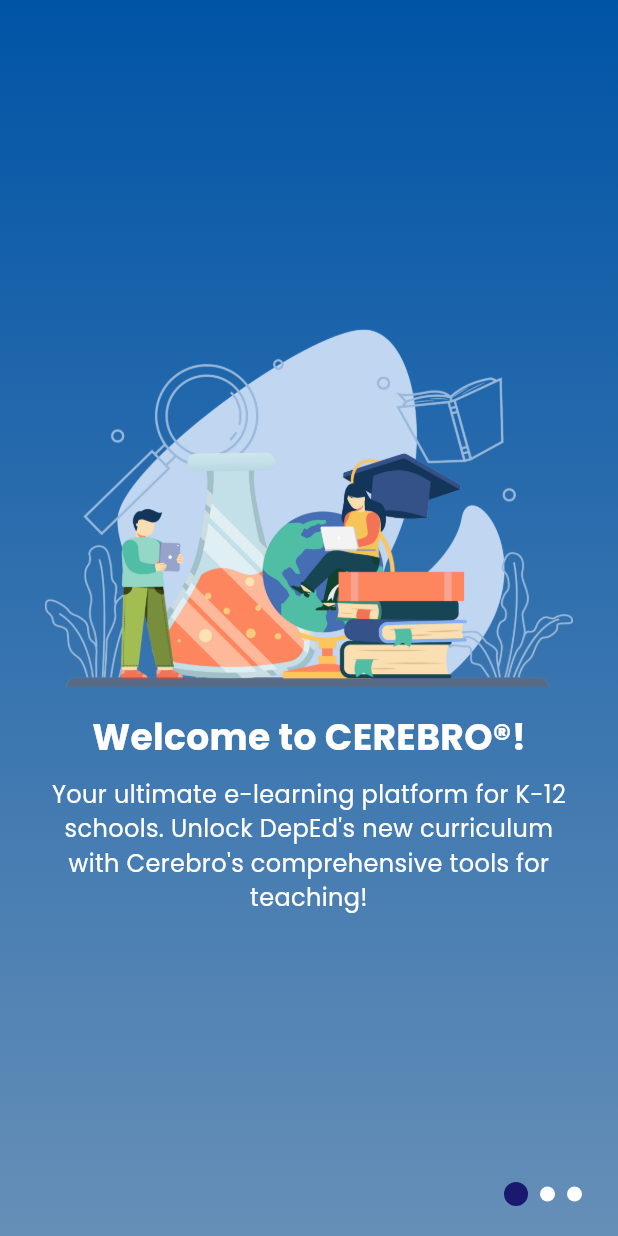
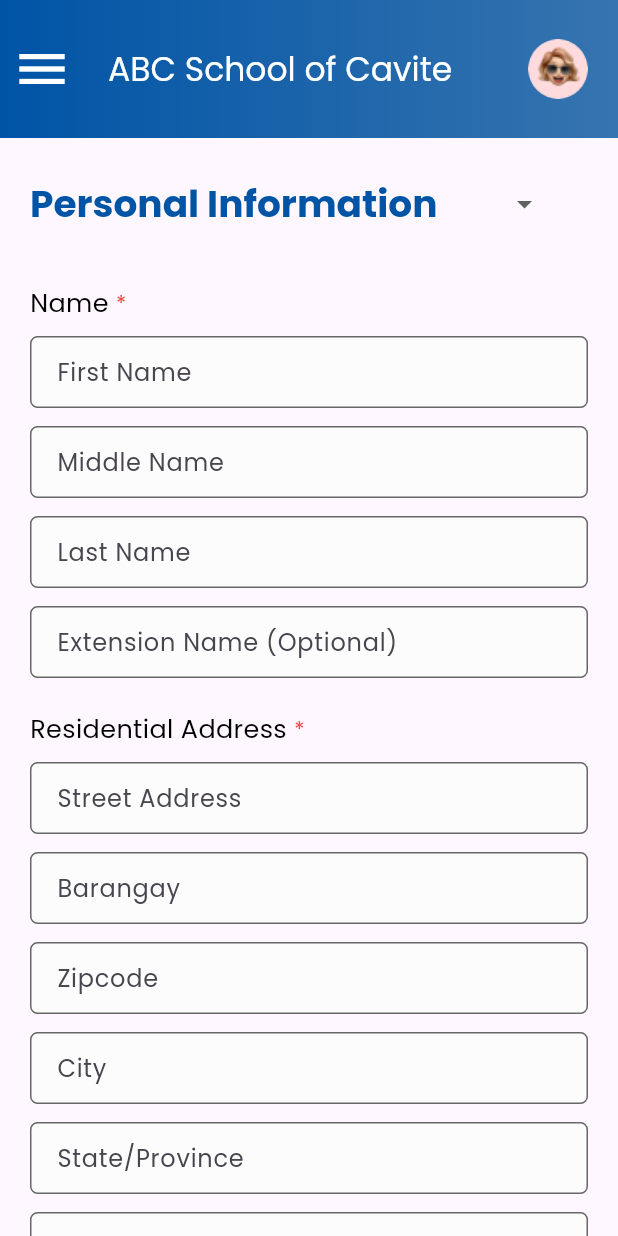
Before and after one commit to usernamesyd/cerebromob_clone, a Flutter app: the screen it shows after launch, on a phone screen of 412 x 824 dp. Run offline on Flutter 3.47's test engine with Material 3 defaults, Android fonts, the phone set to English and light mode, and no system bars; our stand-ins replace file_picker, firebase_auth, firebase_core, firebase_database; accounts and stored records are empty.

Commit message:
Profile
Student's Profile

```diff
--- a/lib/app.dart
+++ b/lib/app.dart
@@ -1,5 +1,6 @@
 import 'package:cerebro_mobile/pages/login/login_page.dart';
 import 'package:cerebro_mobile/pages/login/splash_page.dart';
+import 'package:cerebro_mobile/pages/profile/edit_profile.dart';
 import 'package:cerebro_mobile/theme/colors.dart';
 import 'package:flutter/material.dart';
 
@@ -14,7 +15,7 @@ class CerebroMobileApp extends StatelessWidget {
         fontFamily: 'Poppins',
         primaryColor: cerebroBlue100,
       ),
-      home: SplashPage(),
+      home: EditProfile(),
     );
   }
 }
--- /dev/null
+++ b/lib/atoms/cerebro_dropdown_btn.dart
@@ -0,0 +1,84 @@
+import 'package:flutter/material.dart';
+import'package:cerebro_mobile/theme/colors.dart';
+
+class CerebroDropdown extends StatefulWidget{
+  final List<String> items;
+  final String value;
+  final void Function(String?)? onChanged;
+
+ const CerebroDropdown({
+    super.key,
+    required this.items,
+    required this.value,
+    this.onChanged,
+  });
+
+  @override
+  _CerebroDropdownState createState() => _CerebroDropdownState();
+}
+
+class _CerebroDropdownState extends State<CerebroDropdown> {
+  @override
+  Widget build(BuildContext context) {
+    return DropdownButton<String>(
+      value: widget.value,
+      // icon: const Icon(Icons.arrow_downward),
+      style: const TextStyle(
+        color: Color(0xFF0054A6),
+        fontFamily: 'Poppins',
+        fontSize: 25,
+        fontWeight: FontWeight.bold,
+      ),
+      onChanged: widget.onChanged,
+      items: widget.items.map<DropdownMenuItem<String>>((String value) {
+        return DropdownMenuItem<String>(
+          value: value,
+          child: Text(value),
+        );
+      }).toList(),
+    );
+  }
+}
+
+class Itemdropdownbutton extends StatefulWidget{
+  final List<String> items;
+  final String value;
+  final void Function(String?)? onChanged;
+
+ const Itemdropdownbutton({
+    super.key,
+    required this.items,
+    required this.value,
+    this.onChanged,
+ });
+
+  @override
+ _ItemdropdownbuttonState createState() => _ItemdropdownbuttonState();
+  }
+
+  class _ItemdropdownbuttonState extends State<Itemdropdownbutton> {
+  @override
+  Widget build(BuildContext context) {
+    return DropdownButton <String>(
+      isExpanded: true,
+      value: widget.value,
+
+      style: const TextStyle(
+        color: cerebroGreyborder,
+        fontFamily: 'Poppins',
+        fontSize: 14,
+        fontWeight: FontWeight.w400,
+
+      ),
+      onChanged: widget.onChanged,
+      items: widget.items.map<DropdownMenuItem<String>>((String value) {
+
+        return DropdownMenuItem<String>(
+          value: value,
+          child: Text(value),
+
+        );
+      }).toList(),
+    );
+  }
+  }
--- a/lib/atoms/cerebro_textform_field.dart
+++ b/lib/atoms/cerebro_textform_field.dart
@@ -33,3 +33,92 @@ class CerebroTextFormField extends StatelessWidget {
     );
   }
 }
+
+class CerebroInputFormField extends StatelessWidget {
+  final TextEditingController controller;
+  final String text;
+  final IconData? icon;
+
+
+  const CerebroInputFormField({
+    super.key,
+    required this.controller,
+    required this.text,
+    this.icon,
+
+  });
+
+  @override
+  Widget build(BuildContext context) {
+    return SizedBox(
+       height: 60,
+
+
+        child: TextFormField(
+          controller: controller,
+
+          decoration: InputDecoration(
+             prefixIcon: icon != null ? Icon(icon,
+             color: cerebroBlue200,
+             ) : null,
+            contentPadding: EdgeInsets.symmetric(vertical: 10, horizontal: 14, ),
+            enabledBorder: OutlineInputBorder(
+              borderRadius: BorderRadius.circular(5),
+              borderSide: BorderSide(
+                color: cerebroGreyborder, width: 1.0,),
+            ),
+            fillColor: cerebroGreyinput,
+            filled: true,
+            hintText: text,
+          ),
+
+
+
+        ),
+
+
+    );
+  }
+
+}
+
+
+// class CerebroSampleInput extends StatelessWidget {
+//   final TextEditingController controller;
+//   final String text;
+//   final IconData? icon;
+
+
+//   const CerebroSampleInput({
+//   super.key,
+//   required this.controller,
+//   required this.text,
+//   this.icon,
+
+//   });
+//   @override
+//   Widget build(BuildContext context) {
+//     return SizedBox(
+//        height: 60,
+//       child: TextFormField(
+//         controller: controller,
+//         decoration: InputDecoration(
+//            prefixIcon: icon != null ? Icon(icon,
+//            color: cerebroBlue200,
+//            ) : null,
+//           contentPadding: EdgeInsets.symmetric(vertical: 10, horizontal: 14, ),
+//           enabledBorder: OutlineInputBorder(
+//             borderRadius: BorderRadius.circular(5),
+//             borderSide: BorderSide(
+//               color: cerebroGreyborder, width: 1.0,),
+//           ),
+//           fillColor: cerebroGreyinput,
+//           filled: true,
+//           hintText: text,
+
+//         ),
+//       ),
+//     );
+//   }
+
+// }
--- a/lib/atoms/navigation_drawer.dart
+++ b/lib/atoms/navigation_drawer.dart
@@ -3,6 +3,7 @@ import 'package:cerebro_mobile/organisms/request_topbar.dart';
 import 'package:cerebro_mobile/pages/dashboard.dart';
 import 'package:cerebro_mobile/pages/login/change_profile.dart';
 import 'package:cerebro_mobile/pages/login/mygrades1.dart';
+import 'package:cerebro_mobile/pages/profile/edit_profile.dart';
 import 'package:cerebro_mobile/pages/profile_screen.dart';
 import 'package:cerebro_mobile/pages/request_page/request_form.dart';
 import 'package:cerebro_mobile/theme/colors.dart';
@@ -77,7 +78,8 @@ class CerebroNavigationDrawer extends StatelessWidget {
                 leading: Icon(Icons.person, color: Colors.white),
                 title: Text('Profile', style: TextStyle(color: Colors.white)),
                 onTap: () {
-                  Navigator.pushNamed(context, '/profile'); // Navigate to Profile
+                  Navigator.push(context,
+                      MaterialPageRoute(builder: (context) => EditProfile())); // Navigate to Profile
                 },
               ),
               ListTile(
--- /dev/null
+++ b/lib/pages/profile/edit_profile.dart
@@ -0,0 +1,498 @@
+import 'package:cerebro_mobile/atoms/cerebro_textform_field.dart';
+import 'package:cerebro_mobile/atoms/cerebro_dropdown_btn.dart';
+import 'package:cerebro_mobile/atoms/navigation_drawer.dart';
+import 'package:cerebro_mobile/organisms/cerebro_appbar.dart';
+import 'package:cerebro_mobile/theme/colors.dart';
+import 'package:flutter/cupertino.dart';
+import 'package:flutter/material.dart';
+import 'package:flutter/widgets.dart';
+
+class EditProfile extends StatefulWidget {
+  @override
+  EditProfileState createState() => EditProfileState();
+}
+class EditProfileState extends State<EditProfile> {
+    String dropdownValue = 'Personal Information';
+    var items = ['Personal Information', 'Family Background', 'Educational Background'];
+
+
+  @override
+  Widget build(BuildContext context) {
+    return Scaffold(
+      drawer: CerebroNavigationDrawer(),
+      appBar: CerebroAppBar(title: 'ABC School of Cavite'),
+      body:SingleChildScrollView(
+        padding: EdgeInsets.all(20.0),
+        child: DropdownButtonHideUnderline(
+        child: Column( crossAxisAlignment: CrossAxisAlignment.start,
+            children: [
+                CerebroDropdown(
+                    items: items,
+                    value: dropdownValue,
+                    onChanged: (String? value) {
+                    setState(() {
+                        dropdownValue = value!;
+                    });
+                    },),
+                    Padding(padding:const EdgeInsets.fromLTRB(20.0,20.0,20.0,0.0)),
+
+            if (dropdownValue == 'Personal Information')
+               PersonalInfoPages(),
+            if (dropdownValue == 'Family Background')
+              Familybackground(),
+            if (dropdownValue == 'Educational Background')
+              EducationalBackground(),
+            ],
+        ),
+      ),
+      ),
+    );
+  }
+}
+
+
+class PersonalInfoPages extends StatelessWidget{
+  @override
+  Widget build(BuildContext context) {
+   return Container(
+ height: MediaQuery.of(context).size.height,
+ child: PageView(
+
+        children: [
+            PersonalInfo(),
+            PersonalInfo2(),
+        ],
+ ),
+    );
+
+
+  }
+
+}
+
+class PersonalInfo extends StatelessWidget{
+Widget _buildFormField(String labelText, {bool required = false}) {
+    return Padding(
+      padding: const EdgeInsets.fromLTRB(0.0, 10.0, 20.0, 10.0),
+      child: Row(
+     children: [
+        Text(
+          labelText,
+          style: TextStyle(
+            fontSize: 17,
+            fontWeight: FontWeight.normal,
+            color: Colors.black,
+          ),
+        ),
+        if (required)
+          Text(
+            '*',
+            style: TextStyle(
+              color: Colors.red,
+            ),
+          ),
+      ],
+      )
+    );
+  }
+
+  @override
+  Widget build(BuildContext context) {
+
+    return SingleChildScrollView(
+        child: Container(
+        child: Column( crossAxisAlignment: CrossAxisAlignment.start,
+          children: [
+
+             _buildFormField('Name ', required: true),
+            CerebroInputFormField(
+              controller: TextEditingController(),
+              text: 'First Name'),
+            CerebroInputFormField(
+              controller: TextEditingController(),
+              text: 'Middle Name'),
+            CerebroInputFormField(
+              controller: TextEditingController(),
+              text: 'Last Name'),
+            CerebroInputFormField(
+              controller: TextEditingController(),
+              text: 'Extension Name (Optional)'),
+
+             _buildFormField('Residential Address ', required: true),
+            CerebroInputFormField(
+              controller: TextEditingController(),
+              text: 'Street Address'),
+            CerebroInputFormField(
+              controller: TextEditingController(),
+              text: 'Barangay'),
+            CerebroInputFormField(
+              controller: TextEditingController(),
+              text: 'Zipcode'),
+            CerebroInputFormField(
+              controller: TextEditingController(),
+              text: 'City'),
+            CerebroInputFormField(
+              controller: TextEditingController(),
+              text: 'State/Province'),
+            CerebroInputFormField(
+              controller: TextEditingController(),
+              text: 'Country'),
+
+
+        ],
+          ),
+          ),
+
+      );
+  }
+
+}
+class PersonalInfo2 extends StatelessWidget{
+     Widget _buildFormField(String labelText, {bool required = false}) {
+    return Padding(
+      padding: const EdgeInsets.fromLTRB(0.0, 10.0, 20.0, 10.0),
+      child: Row(
+     children: [
+        Text(
+          labelText,
+          style: TextStyle(
+            fontSize: 17,
+            fontWeight: FontWeight.normal,
+            color: Colors.black,
+          ),
+        ),
+        if (required)
+          Text(
+            '*',
+            style: TextStyle(
+              color: Colors.red,
+            ),
+          ),
+      ],
+      )
+    );
+  }
+
+     Widget _buildColumn1() {
+    return Column(
+        crossAxisAlignment: CrossAxisAlignment.start,
+        children: [
+          _buildFormField("Gender ", required: true),
+          CerebroInputFormField(
+            controller: TextEditingController(),
+            text: 'Gender',
+          ),
+          _buildFormField("Age " , required: true),
+          CerebroInputFormField(
+            controller: TextEditingController(),
+            text: 'Age',
+          ),
+          _buildFormField("Religion ", required: true),
+          CerebroInputFormField(
+            controller: TextEditingController(),
+            text: 'Religion',
+          ),
+        ],
+    );
+  }
+
+  Widget _buildColumn2() {
+      return Column(
+        crossAxisAlignment: CrossAxisAlignment.start,
+        children: [
+          _buildFormField("Date of Birth ", required: true),
+          CerebroInputFormField(
+            controller: TextEditingController(),
+            text: 'Date of Birth',
+          ),
+          _buildFormField("Place of Birth ", required: true),
+          CerebroInputFormField(
+            controller: TextEditingController(),
+            text: 'Place of Birth',
+          ),
+          _buildFormField("Nationality ", required: true),
+          CerebroInputFormField(
+            controller: TextEditingController(),
+            text: 'Nationality',
+          ),
+        ],
+      );
+
+  }
+
+  Widget _buildaftercolumn() {
+
+        return Column(
+            crossAxisAlignment: CrossAxisAlignment.start,
+        children: [
+          _buildFormField("Country of Citizenship"),
+          CerebroInputFormField(
+            controller: TextEditingController(),
+            text: 'Country of Citizenship',
+          ),
+          _buildFormField("Mother Tongue"),
+          CerebroInputFormField(
+            controller: TextEditingController(),
+            text: 'Mother Tongue',
+          ),
+          _buildFormField("Indigenous People"),
+          CerebroInputFormField(
+            controller: TextEditingController(),
+            text: 'Indigenous People',
+          ),
+           _buildFormField("Dropdown"),
+          CerebroInputFormField(
+            controller: TextEditingController(),
+            text: 'Philippines',
+          ),
+        ],
+     );
+  }
+
+
+
+
+  @override
+  Widget build(BuildContext context) {
+    return SingleChildScrollView(
+    child: Container (
+           width: MediaQuery.of(context).size.width,
+           child: Column(
+        children: [
+                  Row(
+                    mainAxisAlignment: MainAxisAlignment.spaceBetween,
+                    children: [
+                        Expanded(
+                            child: _buildColumn1(),
+                            ),
+                            SizedBox(width: 20.0),
+                           Expanded(
+                            child: _buildColumn2(),
+                            ),
+                      ],
+                  ),
+                 SizedBox(height: 10.0), // Add some vertical spacing
+                    _buildaftercolumn(),
+
+                ],
+
+           ),
+        ),
+        );
+
+  }
+    }
+
+
+class Familybackground extends StatelessWidget{
+ Widget _buildFormField(String labelText, {bool required = false}) {
+    return Padding(
+      padding: const EdgeInsets.fromLTRB(0.0, 10.0, 20.0, 10.0),
+      child: Row(
+     children: [
+        Text(
+          labelText,
+          style: TextStyle(
+            fontSize: 17,
+            fontWeight: FontWeight.normal,
+            color: Colors.black,
+          ),
+        ),
+        if (required)
+          Text(
+            '*',
+            style: TextStyle(
+              color: Colors.red,
+            ),
+          ),
+      ],
+      )
+    );
+  }
+
+  @override
+  Widget build(BuildContext context) {
+    return Form(
+    child: Column(crossAxisAlignment: CrossAxisAlignment.start,
+      children: [
+
+         _buildFormField("Father's Name ", required: true),
+            CerebroInputFormField(
+              controller: TextEditingController(),
+              text: 'First Name'),
+            CerebroInputFormField(
+              controller: TextEditingController(),
+              text: 'Middle Name'),
+            CerebroInputFormField(
+              controller: TextEditingController(),
+              text: 'Last Name'),
+            CerebroInputFormField(
+              controller: TextEditingController(),
+              text: 'Extension Name (Optional)'),
+
+        _buildFormField("Mother's Name ", required: true),
+            CerebroInputFormField(
+              controller: TextEditingController(),
+              text: 'First Name'),
+            CerebroInputFormField(
+              controller: TextEditingController(),
+              text: 'Middle Name'),
+            CerebroInputFormField(
+              controller: TextEditingController(),
+              text: 'Last Name'),
+            CerebroInputFormField(
+              controller: TextEditingController(),
+              text: 'Extension Name (Optional)'),
+
+        _buildFormField("Guardian's Name ", required: true),
+            CerebroInputFormField(
+              controller: TextEditingController(),
+              text: 'First Name'),
+            CerebroInputFormField(
+              controller: TextEditingController(),
+              text: 'Middle Name'),
+            CerebroInputFormField(
+              controller: TextEditingController(),
+              text: 'Last Name'),
+            CerebroInputFormField(
+              controller: TextEditingController(),
+              text: 'Extension Name (Optional)'),
+
+      ],
+    ),
+    );
+  }
+
+}
+
+class EducationalBackground extends StatelessWidget{
+    Widget _buildFormField(String labelText, {bool required = false}) {
+    return Padding(
+      padding: const EdgeInsets.fromLTRB(0.0, 10.0, 20.0, 10.0),
+      child: Row(
+     children: [
+        Text(
+          labelText,
+          style: TextStyle(
+            fontSize: 17,
+            fontWeight: FontWeight.normal,
+            color: Colors.black,
+          ),
+        ),
+        if (required)
+          Text(
+            '*',
+            style: TextStyle(
+              color: Colors.red,
+            ),
+          ),
+      ],
+      )
+    );
+    }
+
+
+  @override
+  Widget build(BuildContext context) {
+    return Form(
+        child: Column(crossAxisAlignment: CrossAxisAlignment.start,
+        children: [
+            _buildFormField("with Special Education Needs? ", required: true),
+                CerebroInputFormField(
+                controller: TextEditingController(),
+                text: 'No'),
+
+
+            _buildFormField("Classification (if SPED)"),
+                CerebroInputFormField(
+                controller: TextEditingController(),
+                text: 'First Name'),
+
+            _buildFormField("Learner Reference Number (LRN)"),
+                CerebroInputFormField(
+                controller: TextEditingController(),
+                text: "Learner Reference Number (LRN)"),
+
+            _buildFormField("Student Type ", required: true),
+                CerebroInputFormField(
+                controller: TextEditingController(),
+                text: 'First Name'),
+
+            _buildFormField("Year/Grade Level ", required: true),
+                CerebroInputFormField(
+                controller: TextEditingController(),
+                text: 'Year/Grade Level'),
+
+            _buildFormField("Last School Attended"),
+                CerebroInputFormField(
+                controller: TextEditingController(),
+                text: "St. Paul College"),
+
+            _buildFormField("Address of Last School Attended "),
+                CerebroInputFormField(
+                controller: TextEditingController(),
+                text: "Address of Last School Attended"),
+           ],
+        ),
+        );
+  }
+  }
+
+class YesNoDropdown extends StatefulWidget{
+  @override
+    YesNoDropdownState createState() =>  YesNoDropdownState();
+    }
+
+
+class YesNoDropdownState extends State<YesNoDropdown> {
+  String dropdownValue = 'No';
+  bool isOpen = false; // Track dropdown open/closed state
+
+  var items = [
+      'No',
+      'Yes'
+    ];
+
+  void toggleOverlay() {
+    setState(() {
+      isOpen = !isOpen;
+    });
+  }
+  @override
+    Widget build(BuildContext context) {
+      return Container(
+        width: MediaQuery.of(context).size.width,
+        decoration: BoxDecoration(
+            borderRadius: BorderRadius.circular(5.0),
+            border: Border.all(
+                color: cerebroGreyborder,
+                width: 1.0,
+                style: BorderStyle.solid,
+
+            ),
+          color: cerebroGreyinput,
+        ),
+
+     child: Padding(
+        padding: const EdgeInsets.fromLTRB(10.0, 0.0, 0.0, 0.0),
+
+            child: Column(crossAxisAlignment: CrossAxisAlignment.start,
+                children:[
+                    Itemdropdownbutton(
+                        items: items,
+                        value: dropdownValue,
+                        onChanged: (String? value) {
+                        setState(() {
+                            dropdownValue = value!;
+                        });
+                        },
+                    ),
+                ]
+            )
+
+     ),
+      );
+
+
+  }
+  }
--- a/lib/theme/colors.dart
+++ b/lib/theme/colors.dart
@@ -8,3 +8,5 @@ const cerebroBlue100 = Color.fromRGBO(25, 25, 112, 1);
 const cerebroBlue200 = Color.fromRGBO(0, 84, 166, 1);
 const cerebroBlue300 = Color.fromRGBO(16, 71, 173, 1);
 const cerebroWhite = Color.fromRGBO(255, 255, 255, 1);
+const cerebroGreyinput = Color.fromRGBO(252,252,252, 1);
+const cerebroGreyborder = Color.fromRGBO(102, 102, 102, 1);
```
